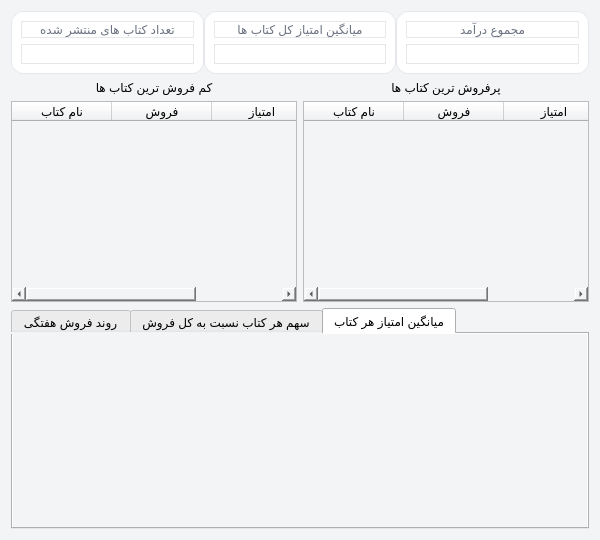
This is publisherstatistics.ui in mozali1386-alt/Ketab_e_Man as Qt 5 draws it before an edit. The edited form follows.
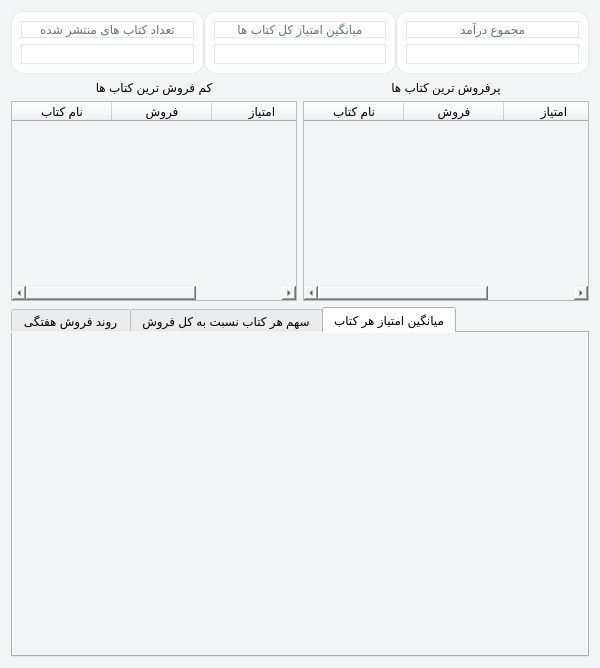
This is the edited form. Custom widgets are drawn as their Qt base class.

Commit message: creating a statistics dashboard for the publisher

Diff of the .ui file:
```diff
--- a/publisherstatistics.ui
+++ b/publisherstatistics.ui
@@ -7,7 +7,7 @@
     <x>0</x>
     <y>0</y>
     <width>600</width>
-    <height>540</height>
+    <height>645</height>
    </rect>
   </property>
   <property name="windowTitle">
@@ -19,7 +19,7 @@
     font-family: &quot;Segoe UI&quot;, Tahoma, Arial; /* فونت استاندارد */
 }</string>
   </property>
-  <layout class="QVBoxLayout" name="verticalLayout_4">
+  <layout class="QVBoxLayout" name="verticalLayout_22">
    <item>
     <layout class="QHBoxLayout" name="horizontalLayout">
      <property name="spacing">
@@ -185,8 +185,24 @@
    </item>
    <item>
     <layout class="QGridLayout" name="gridLayout_2">
-     <item row="1" column="0">
+     <item row="0" column="2">
+      <widget class="QLabel" name="label_2">
+       <property name="text">
+        <string>پرفروش ترین کتاب ها</string>
+       </property>
+       <property name="alignment">
+        <set>Qt::AlignmentFlag::AlignCenter</set>
+       </property>
+      </widget>
+     </item>
+     <item row="1" column="1">
       <widget class="QTableWidget" name="tableWidget_minimum">
+       <property name="minimumSize">
+        <size>
+         <width>0</width>
+         <height>0</height>
+        </size>
+       </property>
        <property name="editTriggers">
         <set>QAbstractItemView::EditTrigger::NoEditTriggers</set>
        </property>
@@ -222,45 +238,7 @@
        </column>
       </widget>
      </item>
-     <item row="1" column="1">
-      <widget class="QTableWidget" name="tableWidget_maximum">
-       <property name="editTriggers">
-        <set>QAbstractItemView::EditTrigger::NoEditTriggers</set>
-       </property>
-       <property name="selectionBehavior">
-        <enum>QAbstractItemView::SelectionBehavior::SelectRows</enum>
-       </property>
-       <attribute name="verticalHeaderVisible">
-        <bool>false</bool>
-       </attribute>
-       <column>
-        <property name="text">
-         <string>نام کتاب</string>
-        </property>
-       </column>
-       <column>
-        <property name="text">
-         <string>فروش</string>
-        </property>
-       </column>
-       <column>
-        <property name="text">
-         <string>امتیاز</string>
-        </property>
-       </column>
-      </widget>
-     </item>
      <item row="0" column="1">
-      <widget class="QLabel" name="label_2">
-       <property name="text">
-        <string>پرفروش ترین کتاب ها</string>
-       </property>
-       <property name="alignment">
-        <set>Qt::AlignmentFlag::AlignCenter</set>
-       </property>
-      </widget>
-     </item>
-     <item row="0" column="0">
       <widget class="QLabel" name="label_4">
        <property name="text">
         <string>کم فروش ترین کتاب ها</string>
@@ -270,10 +248,62 @@
        </property>
       </widget>
      </item>
+     <item row="1" column="2">
+      <widget class="QTableWidget" name="tableWidget_maximum">
+       <property name="sizePolicy">
+        <sizepolicy hsizetype="Expanding" vsizetype="Expanding">
+         <horstretch>0</horstretch>
+         <verstretch>0</verstretch>
+        </sizepolicy>
+       </property>
+       <property name="minimumSize">
+        <size>
+         <width>0</width>
+         <height>200</height>
+        </size>
+       </property>
+       <property name="maximumSize">
+        <size>
+         <width>16777215</width>
+         <height>16777215</height>
+        </size>
+       </property>
+       <property name="editTriggers">
+        <set>QAbstractItemView::EditTrigger::NoEditTriggers</set>
+       </property>
+       <property name="selectionBehavior">
+        <enum>QAbstractItemView::SelectionBehavior::SelectRows</enum>
+       </property>
+       <attribute name="verticalHeaderVisible">
+        <bool>false</bool>
+       </attribute>
+       <column>
+        <property name="text">
+         <string>نام کتاب</string>
+        </property>
+       </column>
+       <column>
+        <property name="text">
+         <string>فروش</string>
+        </property>
+       </column>
+       <column>
+        <property name="text">
+         <string>امتیاز</string>
+        </property>
+       </column>
+      </widget>
+     </item>
     </layout>
    </item>
    <item>
     <widget class="QTabWidget" name="tabWidget">
+     <property name="minimumSize">
+      <size>
+       <width>0</width>
+       <height>350</height>
+      </size>
+     </property>
      <property name="currentIndex">
       <number>2</number>
      </property>
@@ -293,7 +323,20 @@
       <attribute name="title">
        <string>میانگین امتیاز هر کتاب</string>
       </attribute>
-      <layout class="QVBoxLayout" name="verticalLayout_7"/>
+      <layout class="QVBoxLayout" name="verticalLayout_7">
+       <property name="leftMargin">
+        <number>0</number>
+       </property>
+       <property name="topMargin">
+        <number>0</number>
+       </property>
+       <property name="rightMargin">
+        <number>0</number>
+       </property>
+       <property name="bottomMargin">
+        <number>0</number>
+       </property>
+      </layout>
      </widget>
     </widget>
    </item>
```
The commit also changes 2 other files.
